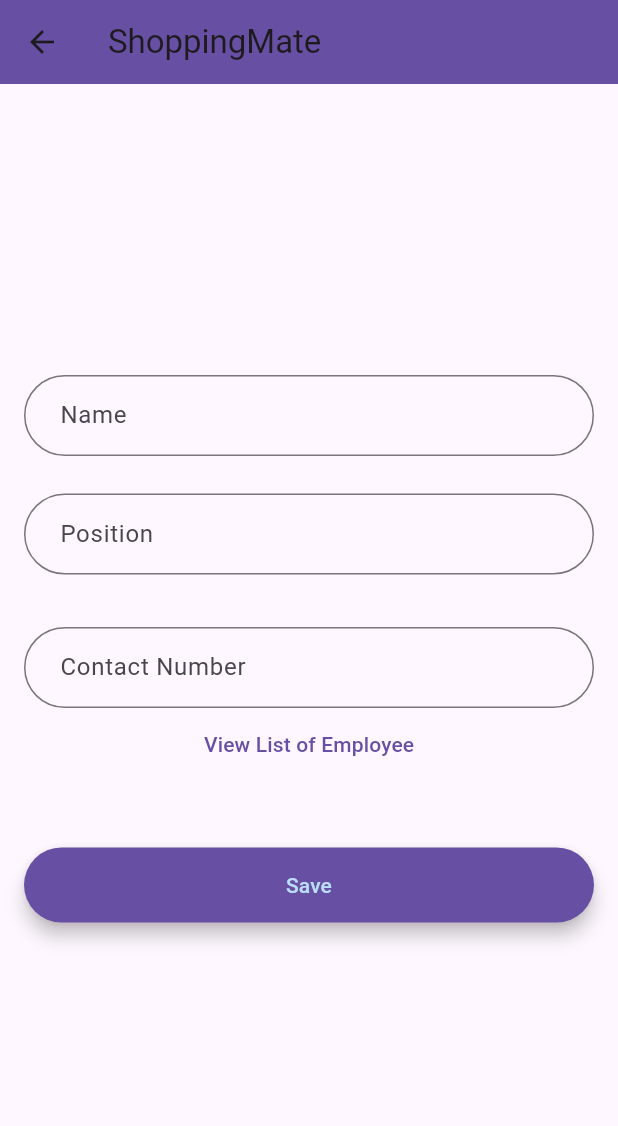
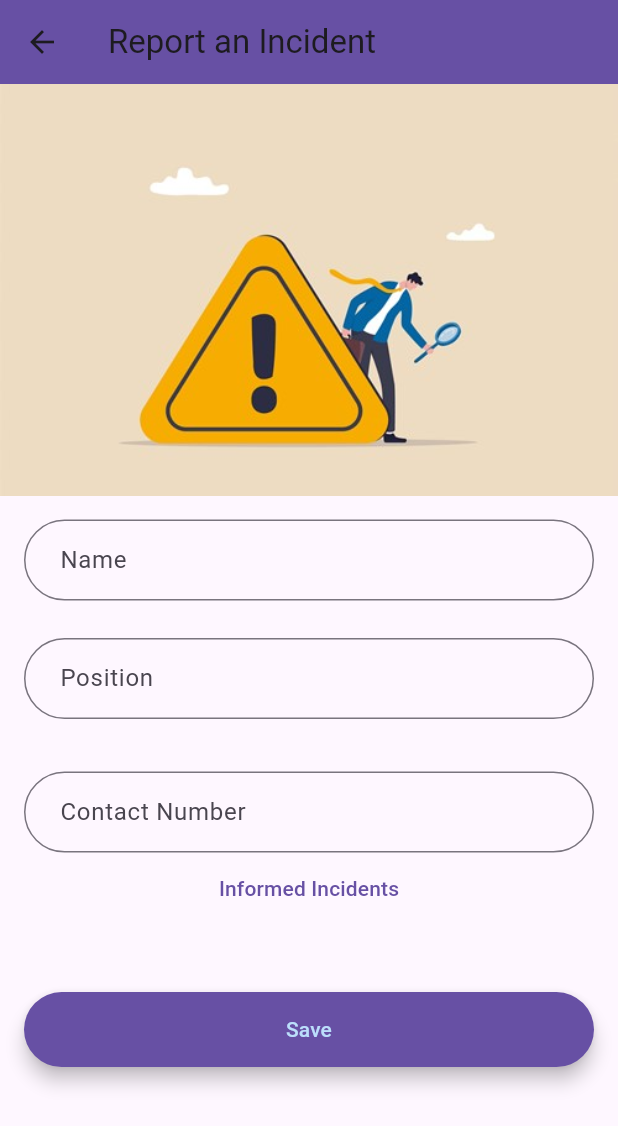
Before and after one commit to SadeeshaPerera/shopping_mall_application, a Flutter app: the AddPage screen opened directly, on a phone screen of 412 x 824 dp. Shown: the top 1126 px of the screen. Run offline on Flutter 3.47's test engine with Material 3 defaults, Android fonts, the phone set to English and light mode, and no system bars; our stand-ins replace cloud_firestore, firebase_auth, firebase_core; missing offline and left inert: firebase_ui_auth, firebase_ui_oauth_google; accounts and stored records are empty.

Commit message:
chore: Updated

```diff
--- a/lib/home.dart
+++ b/lib/home.dart
@@ -57,7 +57,7 @@ class HomeScreen extends StatelessWidget {
                 Navigator.push(context,
                     MaterialPageRoute(builder: (context) => AddPage()));
               },
-              child: const Text('Employee Section'),
+              child: const Text('Report an Incident'),
             ),
           ],
         ),
--- a/lib/models/employee.dart
+++ /dev/null
@@ -1,8 +0,0 @@
-class Employee{
-  String? uid;
-  String? employeename;
-  String? position;
-  String? contactno;
-
-  Employee({this.uid,this.employeename,this.position,this.contactno});
-}
--- /dev/null
+++ b/lib/models/incident.dart
@@ -0,0 +1,8 @@
+class Incident {
+  String? uid;
+  String? incidentname;
+  String? position;
+  String? contactno;
+
+  Incident({this.uid, this.incidentname, this.position, this.contactno});
+}
--- a/lib/page/addpage.dart
+++ b/lib/page/addpage.dart
@@ -12,16 +12,16 @@ class AddPage extends StatefulWidget {
 }
 
 class _AddPage extends State<AddPage> {
-  final _employee_name = TextEditingController();
-  final _employee_position = TextEditingController();
-  final _employee_contact = TextEditingController();
+  final _incident_name = TextEditingController();
+  final _incident_position = TextEditingController();
+  final _incident_contact = TextEditingController();
 
   final GlobalKey<FormState> _formKey = GlobalKey<FormState>();
 
   @override
   Widget build(BuildContext context) {
     final nameField = TextFormField(
-        controller: _employee_name,
+        controller: _incident_name,
         autofocus: false,
         validator: (value) {
           if (value == null || value.trim().isEmpty) {
@@ -33,8 +33,9 @@ class _AddPage extends State<AddPage> {
             hintText: "Name",
             border:
                 OutlineInputBorder(borderRadius: BorderRadius.circular(32.0))));
+
     final positionField = TextFormField(
-        controller: _employee_position,
+        controller: _incident_position,
         autofocus: false,
         validator: (value) {
           if (value == null || value.trim().isEmpty) {
@@ -47,7 +48,7 @@ class _AddPage extends State<AddPage> {
             border:
                 OutlineInputBorder(borderRadius: BorderRadius.circular(32.0))));
     final contactField = TextFormField(
-        controller: _employee_contact,
+        controller: _incident_contact,
         autofocus: false,
         validator: (value) {
           if (value == null || value.trim().isEmpty) {
@@ -70,7 +71,7 @@ class _AddPage extends State<AddPage> {
             (route) => false, //To disable back feature set to false
           );
         },
-        child: const Text('View List of Employee'));
+        child: const Text('Informed Incidents'));
 
     final SaveButon = Material(
       elevation: 5.0,
@@ -81,10 +82,10 @@ class _AddPage extends State<AddPage> {
         padding: const EdgeInsets.fromLTRB(20.0, 15.0, 20.0, 15.0),
         onPressed: () async {
           if (_formKey.currentState!.validate()) {
-            var response = await FirebaseCrud.addEmployee(
-                name: _employee_name.text,
-                position: _employee_position.text,
-                contactno: _employee_contact.text);
+            var response = await FirebaseCrud.addIncident(
+                name: _incident_name.text,
+                position: _incident_position.text,
+                contactno: _incident_contact.text);
             if (response.code != 200) {
               showDialog(
                   context: context,
@@ -115,12 +116,14 @@ class _AddPage extends State<AddPage> {
     return Scaffold(
       resizeToAvoidBottomInset: false,
       appBar: AppBar(
-        title: const Text('ShoppingMate'),
+        title: const Text('Report an Incident'),
         backgroundColor: Theme.of(context).primaryColor,
       ),
-      body: Column(
+      body: SingleChildScrollView(
+        child: Column(
           mainAxisAlignment: MainAxisAlignment.center,
           children: [
+            const Image(image: AssetImage('assets/images/incidentImg.jpeg')),
             Form(
               key: _formKey,
               child: Padding(
@@ -144,6 +147,7 @@ class _AddPage extends State<AddPage> {
             ),
           ],
         ),
+      ),
     );
   }
 }
--- a/lib/page/editpage.dart
+++ b/lib/page/editpage.dart
@@ -2,12 +2,12 @@ import '/page/listpage.dart';
 
 import 'package:flutter/material.dart';
 
-import '../models/employee.dart';
+import '../models/incident.dart';
 import '../services/firebase_crud.dart';
 
 class EditPage extends StatefulWidget {
-  final Employee? employee;
-  EditPage({this.employee});
+  final Incident? incident;
+  EditPage({this.incident});
 
   @override
   State<StatefulWidget> createState() {
@@ -17,9 +17,9 @@ class EditPage extends StatefulWidget {
 }
 
 class _EditPage extends State<EditPage> {
-  final _employee_name = TextEditingController();
-  final _employee_position = TextEditingController();
-  final _employee_contact = TextEditingController();
+  final _incident_name = TextEditingController();
+  final _incident_position = TextEditingController();
+  final _incident_contact = TextEditingController();
   final _docid = TextEditingController();
 
   final GlobalKey<FormState> _formKey = GlobalKey<FormState>();
@@ -27,13 +27,13 @@ class _EditPage extends State<EditPage> {
   @override
   void initState() {
     // TODO: implement initState
-    _docid.value = TextEditingValue(text: widget.employee!.uid.toString());
-    _employee_name.value =
-        TextEditingValue(text: widget.employee!.employeename.toString());
-    _employee_position.value =
-        TextEditingValue(text: widget.employee!.position.toString());
-    _employee_contact.value =
-        TextEditingValue(text: widget.employee!.contactno.toString());
+    _docid.value = TextEditingValue(text: widget.incident!.uid.toString());
+    _incident_name.value =
+        TextEditingValue(text: widget.incident!.incidentname.toString());
+    _incident_position.value =
+        TextEditingValue(text: widget.incident!.position.toString());
+    _incident_contact.value =
+        TextEditingValue(text: widget.incident!.contactno.toString());
   }
 
   @override
@@ -49,7 +49,7 @@ class _EditPage extends State<EditPage> {
                 OutlineInputBorder(borderRadius: BorderRadius.circular(32.0))));
 
     final nameField = TextFormField(
-        controller: _employee_name,
+        controller: _incident_name,
         autofocus: false,
         validator: (value) {
           if (value == null || value.trim().isEmpty) {
@@ -62,7 +62,7 @@ class _EditPage extends State<EditPage> {
             border:
                 OutlineInputBorder(borderRadius: BorderRadius.circular(32.0))));
     final positionField = TextFormField(
-        controller: _employee_position,
+        controller: _incident_position,
         autofocus: false,
         validator: (value) {
           if (value == null || value.trim().isEmpty) {
@@ -75,7 +75,7 @@ class _EditPage extends State<EditPage> {
             border:
                 OutlineInputBorder(borderRadius: BorderRadius.circular(32.0))));
     final contactField = TextFormField(
-        controller: _employee_contact,
+        controller: _incident_contact,
         autofocus: false,
         validator: (value) {
           if (value == null || value.trim().isEmpty) {
@@ -98,7 +98,7 @@ class _EditPage extends State<EditPage> {
             (route) => false, //if you want to disable back feature set to false
           );
         },
-        child: const Text('View List of Employee'));
+        child: const Text('Informed Incidents'));
 
     final SaveButon = Material(
       elevation: 5.0,
@@ -109,10 +109,10 @@ class _EditPage extends State<EditPage> {
         padding: const EdgeInsets.fromLTRB(20.0, 15.0, 20.0, 15.0),
         onPressed: () async {
           if (_formKey.currentState!.validate()) {
-            var response = await FirebaseCrud.updateEmployee(
-                name: _employee_name.text,
-                position: _employee_position.text,
-                contactno: _employee_contact.text,
+            var response = await FirebaseCrud.updateIncident(
+                name: _incident_name.text,
+                position: _incident_position.text,
+                contactno: _incident_contact.text,
                 docId: _docid.text);
             if (response.code != 200) {
               showDialog(
--- a/lib/page/listpage.dart
+++ b/lib/page/listpage.dart
@@ -1,5 +1,5 @@
 import 'package:cloud_firestore/cloud_firestore.dart';
-import '/models/employee.dart';
+import '/models/incident.dart';
 import '/page/addpage.dart';
 import '/page/editpage.dart';
 import 'package:flutter/material.dart';
@@ -14,14 +14,14 @@ class ListPage extends StatefulWidget {
 }
 
 class _ListPage extends State<ListPage> {
-  final Stream<QuerySnapshot> collectionReference = FirebaseCrud.readEmployee();
-  //FirebaseFirestore.instance.collection('Employee').snapshots();
+  final Stream<QuerySnapshot> collectionReference = FirebaseCrud.readIncident();
+  //FirebaseFirestore.instance.collection('Incident').snapshots();
   @override
   Widget build(BuildContext context) {
     return Scaffold(
       resizeToAvoidBottomInset: false,
       appBar: AppBar(
-        title: const Text("List of Employee"),
+        title: const Text("List of Incident"),
         backgroundColor: Theme.of(context).primaryColor,
         actions: <Widget>[
           IconButton(
@@ -53,7 +53,7 @@ class _ListPage extends State<ListPage> {
                   return Card(
                       child: Column(children: [
                     ListTile(
-                          title: Text(e["employee_name"]),
+                      title: Text(e["incident_name"]),
                       subtitle: Container(
                         child: (Column(
                           crossAxisAlignment: CrossAxisAlignment.start,
@@ -81,9 +81,9 @@ class _ListPage extends State<ListPage> {
                               context,
                               MaterialPageRoute<dynamic>(
                                 builder: (BuildContext context) => EditPage(
-                                      employee: Employee(
+                                  incident: Incident(
                                       uid: e.id,
-                                          employeename: e["employee_name"],
+                                      incidentname: e["incident_name"],
                                       position: e["position"],
                                       contactno: e["contact_no"]),
                                 ),
@@ -102,7 +102,7 @@ class _ListPage extends State<ListPage> {
                           child: const Text('Delete'),
                           onPressed: () async {
                             var response =
-                                await FirebaseCrud.deleteEmployee(docId: e.id);
+                                await FirebaseCrud.deleteIncident(docId: e.id);
                             if (response.code != 200) {
                               showDialog(
                                   context: context,
--- a/lib/services/firebase_crud.dart
+++ b/lib/services/firebase_crud.dart
@@ -2,35 +2,31 @@ import 'package:cloud_firestore/cloud_firestore.dart';
 import '../models/response.dart';
 
 final FirebaseFirestore _firestore = FirebaseFirestore.instance;
-final CollectionReference _Collection = _firestore.collection('Employee');
+final CollectionReference _Collection = _firestore.collection('Incident');
+
 class FirebaseCrud {
 //CRUD method here
 
-//Create employee record
+//Create incident record
 
-  static Future<Response> addEmployee({
+  static Future<Response> addIncident({
     required String name,
     required String position,
     required String contactno,
   }) async {
-
     Response response = Response();
-    DocumentReference documentReferencer =
-    _Collection.doc();
+    DocumentReference documentReferencer = _Collection.doc();
 
     Map<String, dynamic> data = <String, dynamic>{
-      "employee_name": name,
+      "incident_name": name,
       "position": position,
-      "contact_no" : contactno
+      "contact_no": contactno
     };
 
-    var result = await documentReferencer
-        .set(data)
-        .whenComplete(() {
+    var result = await documentReferencer.set(data).whenComplete(() {
       response.code = 200;
       response.message = "Sucessfully added to the database";
-    })
-        .catchError((e) {
+    }).catchError((e) {
       response.code = 500;
       response.message = e;
     });
@@ -38,39 +34,33 @@ class FirebaseCrud {
     return response;
   }
 
-
-  //Read employee records
-  static Stream<QuerySnapshot> readEmployee() {
-    CollectionReference notesItemCollection =
-        _Collection;
+  //Read incident records
+  static Stream<QuerySnapshot> readIncident() {
+    CollectionReference notesItemCollection = _Collection;
 
     return notesItemCollection.snapshots();
   }
 
-  //Update employee record
-  static Future<Response> updateEmployee({
+  //Update incident record
+  static Future<Response> updateIncident({
     required String name,
     required String position,
     required String contactno,
     required String docId,
   }) async {
     Response response = Response();
-    DocumentReference documentReferencer =
-    _Collection.doc(docId);
+    DocumentReference documentReferencer = _Collection.doc(docId);
 
     Map<String, dynamic> data = <String, dynamic>{
-      "employee_name": name,
+      "incident_name": name,
       "position": position,
-      "contact_no" : contactno
+      "contact_no": contactno
     };
 
-    await documentReferencer
-        .update(data)
-        .whenComplete(() {
+    await documentReferencer.update(data).whenComplete(() {
       response.code = 200;
-      response.message = "Sucessfully updated Employee";
-    })
-        .catchError((e) {
+      response.message = "Sucessfully updated Incident";
+    }).catchError((e) {
       response.code = 500;
       response.message = e;
     });
@@ -78,28 +68,22 @@ class FirebaseCrud {
     return response;
   }
 
-  //Delete Employee record
+  //Delete Incident record
 
-  static Future<Response> deleteEmployee({
+  static Future<Response> deleteIncident({
     required String docId,
   }) async {
     Response response = Response();
-    DocumentReference documentReferencer =
-    _Collection.doc(docId);
+    DocumentReference documentReferencer = _Collection.doc(docId);
 
-    await documentReferencer
-        .delete()
-        .whenComplete((){
+    await documentReferencer.delete().whenComplete(() {
       response.code = 200;
-      response.message = "Sucessfully Deleted Employee";
-    })
-        .catchError((e) {
+      response.message = "Sucessfully Deleted Incident";
+    }).catchError((e) {
       response.code = 500;
       response.message = e;
     });
 
     return response;
   }
-
-
 }
--- a/pubspec.yaml
+++ b/pubspec.yaml
@@ -64,10 +64,8 @@ flutter:
   # the material Icons class.
   uses-material-design: true
 
-  # To add assets to your application, add an assets section, like this:
-  # assets:
-  #   - images/a_dot_burr.jpeg
-  #   - images/a_dot_ham.jpeg
+  assets:
+    - assets/images/incidentImg.jpeg
 
   # An image asset can refer to one or more resolution-specific "variants", see
   # https://flutter.dev/to/resolution-aware-images
```
Also changed, not shown: assets/images/incidentImg.jpeg (added). Lines whose indentation alone changed are shown as unchanged.
